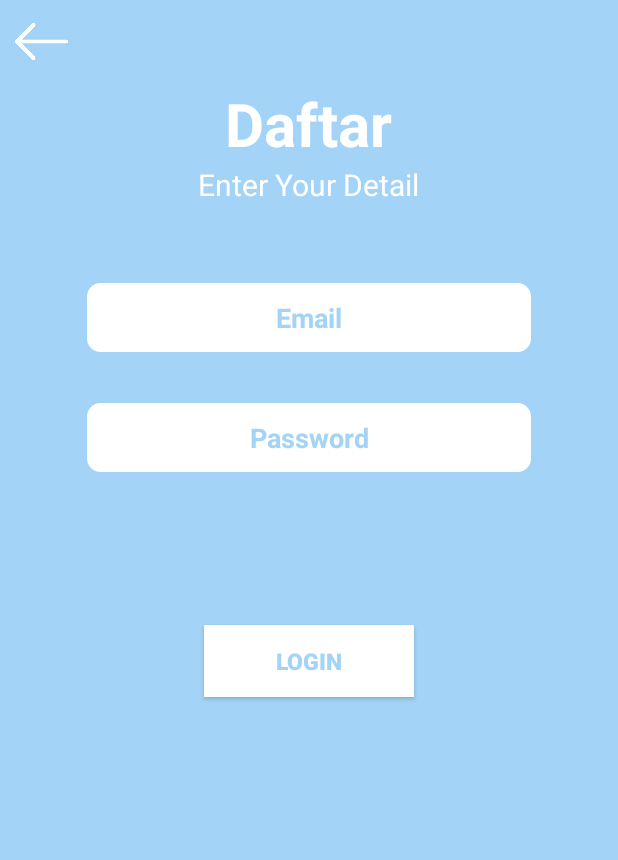
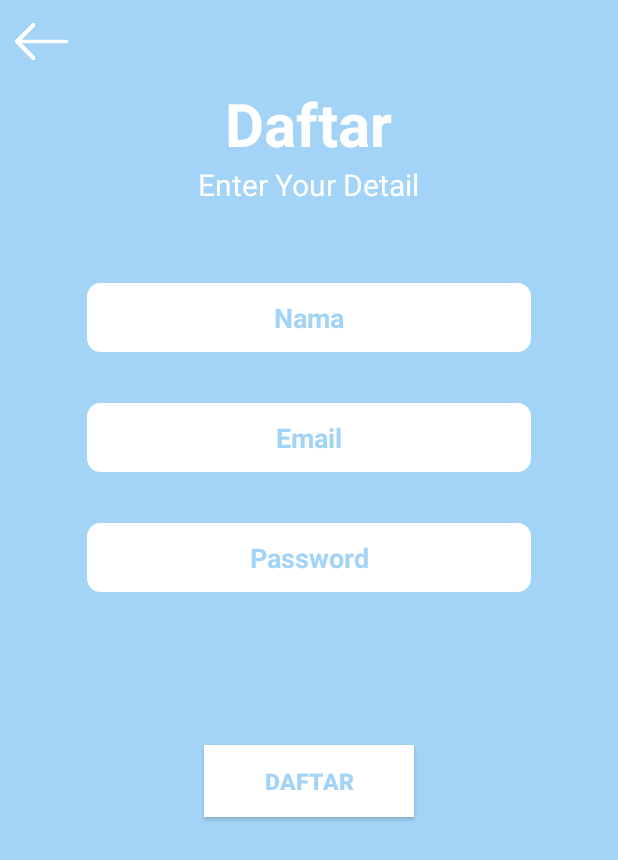
Before and after one commit to ardhiyatma09/cuci.in, an Android app: the RegisterActivity screen opened directly, with no data from a screen before it, on a phone screen of 412 x 824 dp. Shown: the top 860 px of the screen. Run offline under Robolectric (Android 15) with nearby library versions, the phone set to English and light mode, and no system bars; our stand-ins replace Firebase (no records; nobody signed in at launch, a user with empty details on screens opened directly).

Commit message:
register login

```diff
--- a/app/src/main/java/com/example/cuciinproject/activity/SplashActivity.kt
+++ b/app/src/main/java/com/example/cuciinapp/activity/SplashActivity.kt
@@ -1,4 +1,4 @@
-package com.example.cuciinproject.activity
+package com.example.cuciinapp.activity
 
 import android.content.Intent
 import android.os.Bundle
@@ -8,7 +8,7 @@ import android.view.animation.Animation
 import android.view.animation.AnimationUtils
 import android.widget.ImageView
 import android.widget.TextView
-import com.example.cuciinproject.R
+import com.example.cuciinapp.R
 
 class SplashActivity : AppCompatActivity() {
 
--- a/app/src/main/java/com/example/cuciinproject/activity/RegisterActivity.kt
+++ /dev/null
@@ -1,23 +0,0 @@
-package com.example.cuciinproject.activity
-
-import android.content.Intent
-import android.os.Bundle
-import android.support.v7.app.AppCompatActivity
-import android.widget.ImageView
-import com.example.cuciinproject.R
-
-class RegisterActivity : AppCompatActivity() {
-
-    lateinit var arrowleft : ImageView
-
-    override fun onCreate(savedInstanceState: Bundle?) {
-        super.onCreate(savedInstanceState)
-        setContentView(R.layout.register_activity)
-
-        arrowleft = findViewById(R.id.arrowleft)
-
-        arrowleft.setOnClickListener{
-            startActivity(Intent(this, LoginActivity::class.java))
-        }
-    }
-}
--- a/app/src/main/res/layout/login_activity.xml
+++ b/app/src/main/res/layout/login_activity.xml
@@ -1,8 +1,7 @@
 <?xml version="1.0" encoding="utf-8"?>
 <RelativeLayout xmlns:android="http://schemas.android.com/apk/res/android"
-                                             xmlns:app="http://schemas.android.com/apk/res-auto"
-                                             xmlns:tools="http://schemas.android.com/tools" android:layout_width="match_parent"
-                                             android:layout_height="match_parent">
+                android:layout_width="match_parent"
+                android:layout_height="match_parent">
     <ImageView
             android:layout_centerHorizontal="true"
             android:src="@drawable/logo"
@@ -38,6 +37,7 @@
             android:layout_centerHorizontal="true"
             android:layout_below="@+id/email"
             android:hint="Password"
+            android:inputType="textPassword"
             android:textStyle="bold"
             android:textColorHint="@color/biruDesain"
             android:textAlignment="center"
--- a/app/src/main/res/layout/register_activity.xml
+++ b/app/src/main/res/layout/register_activity.xml
@@ -7,13 +7,13 @@
 
     <ImageView
             android:layout_margin="10dp"
-            android:id="@+id/arrowleft"
+            android:id="@+id/back_img"
             android:src="@drawable/arrowleft"
             android:layout_width="35dp"
             android:layout_height="35dp"/>
     <TextView
             android:id="@+id/title"
-            android:layout_below="@+id/arrowleft"
+            android:layout_below="@+id/back_img"
             android:textSize="40sp"
             android:textStyle="bold"
             android:textColor="@android:color/white"
@@ -34,10 +34,24 @@
             android:layout_below="@id/text"
             android:layout_marginTop="50dp"
             android:layout_centerHorizontal="true"
+            android:hint="Nama"
+            android:textStyle="bold"
+            android:textColorHint="@color/biruDesain"
+            android:textAlignment="center"
+            android:inputType="text"
+            android:background="@drawable/border_input_login"
+            android:layout_width="300dp"
+            android:layout_height="50dp"
+            android:id="@+id/nama"/>
+    <EditText
+            android:layout_below="@id/nama"
+            android:layout_marginTop="30dp"
+            android:layout_centerHorizontal="true"
             android:hint="Email"
             android:textStyle="bold"
             android:textColorHint="@color/biruDesain"
             android:textAlignment="center"
+            android:inputType="textEmailAddress"
             android:background="@drawable/border_input_login"
             android:layout_width="300dp"
             android:layout_height="50dp"
@@ -47,6 +61,7 @@
             android:layout_centerHorizontal="true"
             android:layout_below="@+id/email"
             android:hint="Password"
+            android:inputType="textPassword"
             android:textStyle="bold"
             android:textColorHint="@color/biruDesain"
             android:textAlignment="center"
@@ -58,13 +73,13 @@
             android:layout_below="@+id/password"
             android:layout_centerHorizontal="true"
             android:layout_marginTop="100dp"
-            android:text="login"
+            android:text="Daftar"
             android:textSize="15sp"
             android:textStyle="bold"
             android:textColor="@color/biruDesain"
             android:background="#FFFF"
             android:layout_width="140dp"
             android:layout_height="wrap_content"
-            android:id="@+id/btn_login"/>
+            android:id="@+id/btn_regis"/>
 
 </RelativeLayout>
--- a/build.gradle
+++ b/build.gradle
@@ -8,6 +8,8 @@ buildscript {
 
     }
     dependencies {
+        classpath 'com.google.gms:google-services:4.2.0'
+
         classpath 'com.android.tools.build:gradle:3.3.2'
         classpath "org.jetbrains.kotlin:kotlin-gradle-plugin:$kotlin_version"
         // NOTE: Do not place your application dependencies here; they belong
```
Also changed, not shown: app/build.gradle (+24 -1 lines), app/src/main/AndroidManifest.xml (+5 -4 lines), app/src/main/java/com/example/cuciinapp/activity/LoginActivity.kt (added, +60 -0 lines), app/src/main/java/com/example/cuciinapp/activity/MainActivity.kt (renamed from app/src/main/java/com/example/cuciinproject/activity/MainActivity.kt, +10 -9 lines), app/src/main/java/com/example/cuciinapp/activity/RegisterActivity.kt (added, +68 -0 lines), app/src/main/java/com/example/cuciinapp/fragment/FrHomeUser.kt (renamed from app/src/main/java/com/example/cuciinproject/fragment/FrMyorder.kt, +4 -5 lines), app/src/main/java/com/example/cuciinapp/fragment/FrMyorder.kt (renamed from app/src/main/java/com/example/cuciinproject/fragment/FrProfile.kt, +5 -4 lines), app/src/main/java/com/example/cuciinapp/fragment/FrProfile.kt (renamed from app/src/main/java/com/example/cuciinproject/fragment/FrHomeUser.kt, +4 -4 lines), app/src/main/java/com/example/cuciinproject/activity/LoginActivity.kt (deleted, +0 -23 lines), 5 other files.
